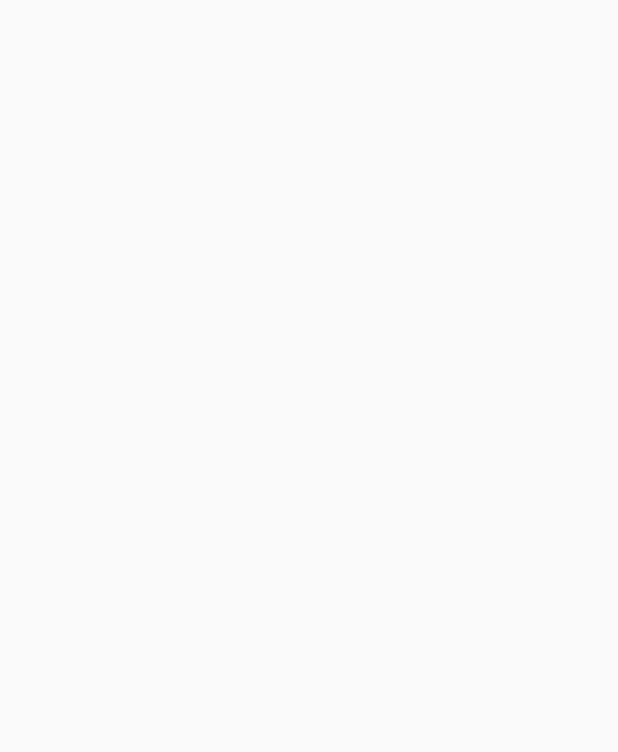
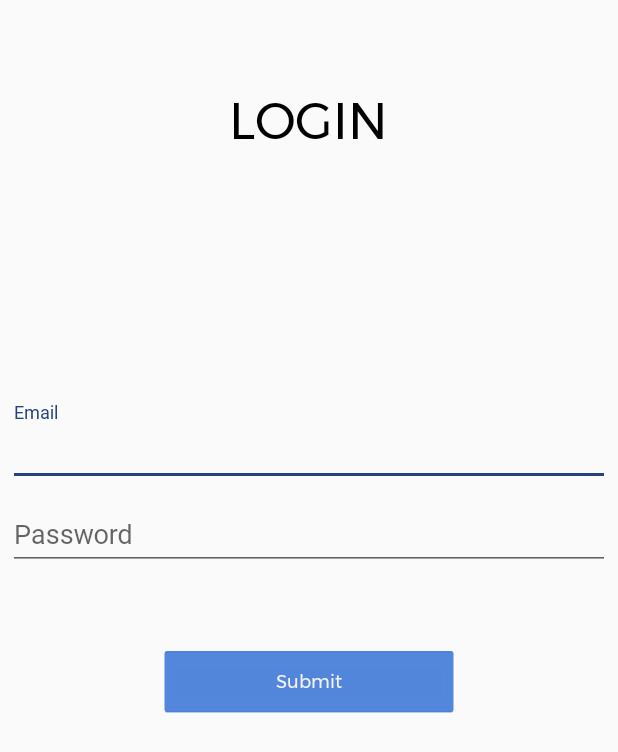
Before and after one commit to Jcarl11/JoeyChatApp, an Android app: the LoginActivity screen opened directly, with no data from a screen before it, on a phone screen of 412 x 824 dp. Before the commit the part shown is empty. Shown: the top 752 px of the screen. Run offline under Robolectric (Android 15) with nearby library versions, the phone set to English and light mode, and no system bars.

```diff
--- a/app/build.gradle
+++ b/app/build.gradle
@@ -25,6 +25,7 @@ dependencies {
     implementation 'com.android.support.constraint:constraint-layout:1.1.2'
     implementation 'com.google.firebase:firebase-auth:11.0.4'
     implementation 'com.android.support:support-v4:26.1.0'
+    implementation 'com.google.firebase:firebase-database:11.0.4'
     testImplementation 'junit:junit:4.12'
     compile 'com.android.support:support-annotations:27.1.1'
     androidTestImplementation 'com.android.support.test:runner:1.0.2'
@@ -40,4 +41,5 @@ dependencies {
 
 
 
+
 apply plugin: 'com.google.gms.google-services'
--- a/app/src/main/AndroidManifest.xml
+++ b/app/src/main/AndroidManifest.xml
@@ -22,7 +22,7 @@
         </activity>
         <activity android:name=".StartingActivity" />
         <activity android:name=".RegisterActivity" android:windowSoftInputMode="stateHidden"/>
-        <activity android:name=".LoginActivity"></activity>
+        <activity android:name=".LoginActivity" android:windowSoftInputMode="stateHidden"></activity>
     </application>
 
 </manifest>
--- a/app/src/main/java/com/example/windows/joeychatapp/LoginActivity.java
+++ b/app/src/main/java/com/example/windows/joeychatapp/LoginActivity.java
@@ -3,10 +3,12 @@ package com.example.windows.joeychatapp;
 import android.support.v7.app.AppCompatActivity;
 import android.os.Bundle;
 
-public class LoginActivity extends AppCompatActivity {
+public class LoginActivity extends AppCompatActivity
+{
 
     @Override
-    protected void onCreate(Bundle savedInstanceState) {
+    protected void onCreate(Bundle savedInstanceState)
+    {
         super.onCreate(savedInstanceState);
         setContentView(R.layout.activity_login);
     }
--- a/app/src/main/java/com/example/windows/joeychatapp/MainActivity.java
+++ b/app/src/main/java/com/example/windows/joeychatapp/MainActivity.java
@@ -21,6 +21,7 @@ import android.view.ViewGroup;
 import android.widget.TextView;
 
 import com.google.firebase.auth.FirebaseAuth;
+import com.google.firebase.auth.FirebaseUser;
 
 public class MainActivity extends AppCompatActivity {
 
@@ -88,6 +89,10 @@ public class MainActivity extends AppCompatActivity {
 
         //noinspection SimplifiableIfStatement
         if (id == R.id.action_logout) {
+            FirebaseAuth.getInstance().signOut();
+            Intent sendtoNextPage = new Intent(MainActivity.this, StartingActivity.class);
+            startActivity(sendtoNextPage);
+            finish();
             return true;
         }
 
--- a/app/src/main/res/layout/activity_login.xml
+++ b/app/src/main/res/layout/activity_login.xml
@@ -1,9 +1,75 @@
 <?xml version="1.0" encoding="utf-8"?>
-<android.support.constraint.ConstraintLayout xmlns:android="http://schemas.android.com/apk/res/android"
+<ScrollView xmlns:android="http://schemas.android.com/apk/res/android"
     xmlns:app="http://schemas.android.com/apk/res-auto"
     xmlns:tools="http://schemas.android.com/tools"
     android:layout_width="match_parent"
     android:layout_height="match_parent"
     tools:context="com.example.windows.joeychatapp.LoginActivity">
 
-</android.support.constraint.ConstraintLayout>
+    <LinearLayout
+        android:layout_width="match_parent"
+        android:layout_height="wrap_content"
+        android:orientation="vertical"
+        android:padding="8px">
+
+        <TextView
+            android:layout_width="wrap_content"
+            android:layout_height="wrap_content"
+            android:layout_gravity="center"
+            android:layout_marginBottom="100dp"
+            android:layout_marginTop="50dp"
+            android:text="LOGIN"
+            android:textColor="@android:color/black"
+            android:textSize="15pt" />
+
+        <TextView
+            android:id="@+id/TV_ERRMESSAGE"
+            android:layout_width="wrap_content"
+            android:layout_height="wrap_content"
+            android:layout_gravity="center"
+            android:layout_margin="20dp"
+            android:text="Hello World!"
+            android:textColor="@android:color/holo_red_dark"
+            android:visibility="invisible" />
+
+        <android.support.design.widget.TextInputLayout
+            android:layout_width="match_parent"
+            android:layout_height="wrap_content">
+
+            <android.support.design.widget.TextInputEditText
+                android:id="@+id/ET_LOGIN_EMAIL"
+                android:layout_width="match_parent"
+                android:layout_height="wrap_content"
+                android:fontFamily="@font/roboto"
+                android:hint="Email"
+                android:inputType="textEmailAddress"/>
+        </android.support.design.widget.TextInputLayout>
+
+        <android.support.design.widget.TextInputLayout
+            android:layout_width="match_parent"
+            android:layout_height="wrap_content">
+
+            <android.support.design.widget.TextInputEditText
+                android:id="@+id/ET_LOGIN_PASSWORD"
+                android:layout_width="match_parent"
+                android:layout_height="wrap_content"
+                android:hint="Password"
+                android:inputType="textPassword"
+                android:fontFamily="@font/roboto"/>
+
+        </android.support.design.widget.TextInputLayout>
+
+        <Button
+            android:id="@+id/BTN_LOGIN_SUBMIT"
+            android:layout_width="200dp"
+            android:layout_height="wrap_content"
+            android:text="Submit"
+            android:layout_gravity="center"
+            android:layout_marginTop="50dp"
+            android:backgroundTint="@color/buttonPositive"
+            android:textSize="12dp"/>
+
+
+    </LinearLayout>
+
+</ScrollView>
--- a/app/src/main/res/layout/activity_main.xml
+++ b/app/src/main/res/layout/activity_main.xml
@@ -23,7 +23,8 @@
             android:background="?attr/colorPrimary"
             app:layout_scrollFlags="scroll|enterAlways"
             app:popupTheme="@style/AppTheme.PopupOverlay"
-            app:title="@string/app_name">
+            app:title="@string/app_name"
+            app:titleTextColor="@android:color/white">
 
         </android.support.v7.widget.Toolbar>
 
--- a/app/src/main/res/layout/activity_register.xml
+++ b/app/src/main/res/layout/activity_register.xml
@@ -89,7 +89,8 @@
                 android:backgroundTint="@color/buttonNegative"
                 android:fontFamily="@font/montserrat"
                 android:text="CLEAR"
-                android:textColor="@android:color/white" />
+                android:textColor="@android:color/white"
+                android:textSize="12dp"/>
 
             <Button
                 android:id="@+id/BTN_SUBMIT"
@@ -99,7 +100,8 @@
                 android:backgroundTint="@color/buttonPositive"
                 android:fontFamily="@font/montserrat"
                 android:text="SUBMIT"
-                android:textColor="@android:color/white" />
+                android:textColor="@android:color/white"
+                android:textSize="12dp"/>
 
         </LinearLayout>
     </LinearLayout>
--- a/app/src/main/res/values/styles.xml
+++ b/app/src/main/res/values/styles.xml
@@ -6,6 +6,9 @@
         <item name="colorPrimary">@color/colorPrimary</item>
         <item name="colorPrimaryDark">@color/colorPrimaryDark</item>
         <item name="colorAccent">@color/colorAccent</item>
+        <item name="android:textViewStyle">@style/montserratFontTextView</item>
+        <item name="android:buttonStyle">@style/montserratFontButton</item>
+        <item name="android:editTextStyle">@style/montserratEditText</item>
     </style>
 
     <style name="AppTheme.NoActionBar">
@@ -17,4 +20,18 @@
 
     <style name="AppTheme.PopupOverlay" parent="ThemeOverlay.AppCompat.Light" />
 
+    <style name="montserratFontTextView" parent="android:Widget.TextView">
+        <item name="android:fontFamily">@font/montserrat</item>
+    </style>
+
+    <style name="montserratFontButton" parent="android:Widget.Holo.Button">
+        <item name="android:fontFamily">@font/montserrat</item>
+    </style>
+    <style name="montserratEditText" parent="android:Widget.EditText">
+        <item name="android:fontFamily">@font/roboto</item>
+    </style>
+
+    <style name="montserratTextInputEditText" parent="Widget.Design.TextInputLayout">
+        <item name="android:fontFamily">@font/roboto</item>
+    </style>
 </resources>
```
Also changed, not shown: app/src/main/java/com/example/windows/joeychatapp/RegisterActivity.java (+32 -19 lines), app/src/main/res/layout/activity_starting.xml (+6 -3 lines), 1 other file.
